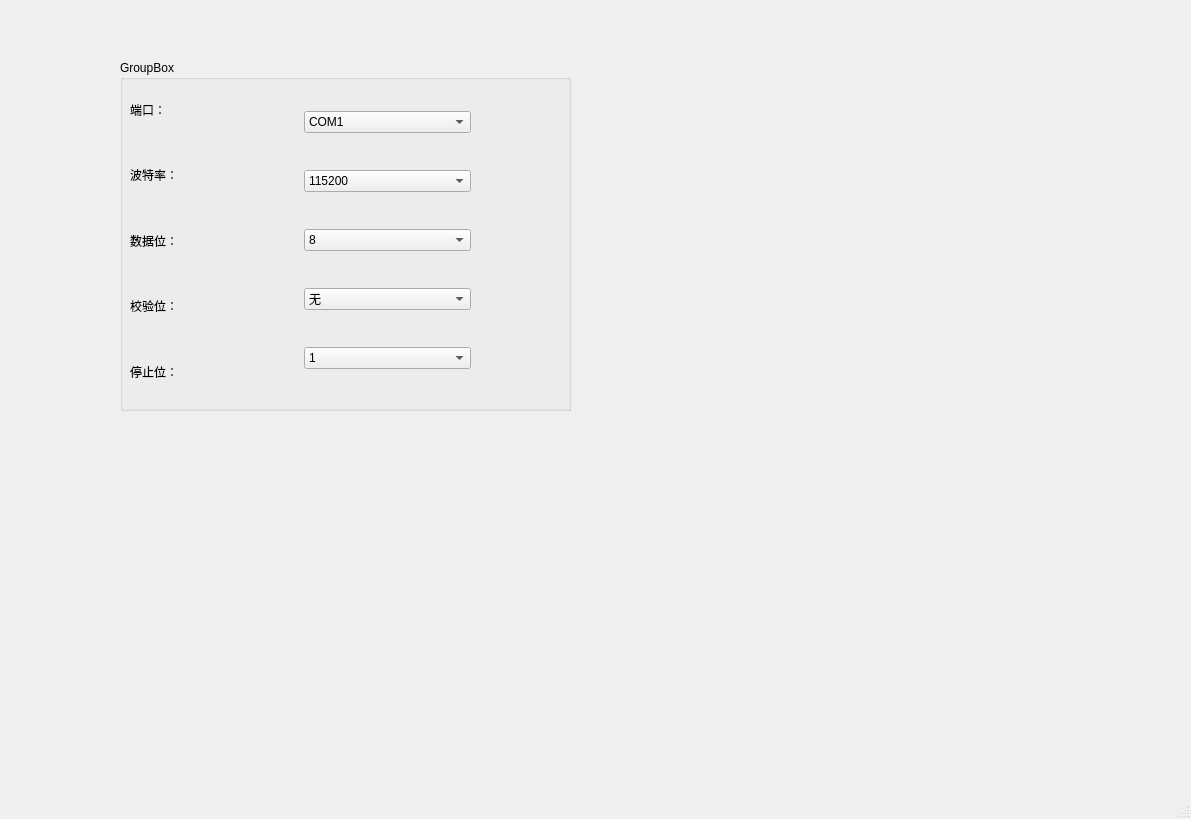
Old version of the form gui.ui in the repository TjfCCC123/ComMonitor.
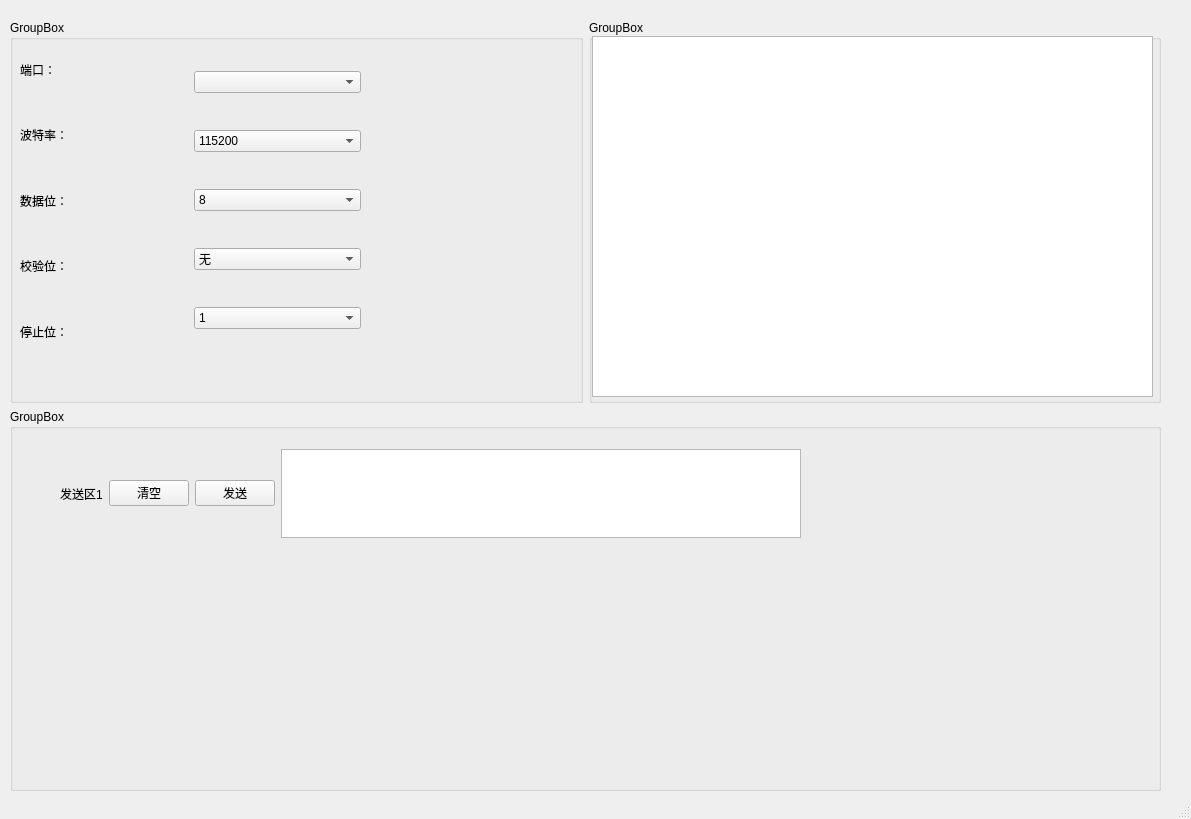
New version of the form.

```diff
--- a/gui.ui
+++ b/gui.ui
@@ -14,14 +14,22 @@
    <string>ComMonitor</string>
   </property>
   <widget class="QWidget" name="centralwidget">
+   <widget class="QWidget" name="layoutWidget">
+    <property name="geometry">
+     <rect>
+      <x>10</x>
+      <y>20</y>
+      <width>1151</width>
+      <height>771</height>
+     </rect>
+    </property>
+    <layout class="QVBoxLayout" name="verticalLayout">
+     <item>
+      <layout class="QHBoxLayout" name="horizontalLayout_3">
+       <item>
    <widget class="QGroupBox" name="groupBox">
-    <property name="geometry">
-     <rect>
-      <x>120</x>
-      <y>60</y>
-      <width>451</width>
-      <height>351</height>
-     </rect>
+         <property name="enabled">
+          <bool>true</bool>
     </property>
     <property name="title">
      <string>GroupBox</string>
@@ -78,13 +86,7 @@
       <item>
        <layout class="QVBoxLayout" name="verticalLayout_3">
         <item>
-         <widget class="QComboBox" name="comboBox">
-          <item>
-           <property name="text">
-            <string>COM1</string>
-           </property>
-          </item>
-         </widget>
+              <widget class="QComboBox" name="comboBox"/>
         </item>
         <item>
          <widget class="QComboBox" name="comboBox_2">
@@ -126,6 +128,71 @@
       </item>
      </layout>
     </widget>
+        </widget>
+       </item>
+       <item>
+        <widget class="QGroupBox" name="groupBox_3">
+         <property name="title">
+          <string>GroupBox</string>
+         </property>
+         <widget class="QTextEdit" name="textEdit_2">
+          <property name="geometry">
+           <rect>
+            <x>3</x>
+            <y>16</y>
+            <width>561</width>
+            <height>361</height>
+           </rect>
+          </property>
+         </widget>
+        </widget>
+       </item>
+      </layout>
+     </item>
+     <item>
+      <widget class="QGroupBox" name="groupBox_2">
+       <property name="title">
+        <string>GroupBox</string>
+       </property>
+       <widget class="QWidget" name="horizontalLayoutWidget_2">
+        <property name="geometry">
+         <rect>
+          <x>50</x>
+          <y>40</y>
+          <width>741</width>
+          <height>89</height>
+         </rect>
+        </property>
+        <layout class="QHBoxLayout" name="horizontalLayout">
+         <item>
+          <widget class="QLabel" name="label_7">
+           <property name="text">
+            <string>发送区1</string>
+           </property>
+          </widget>
+         </item>
+         <item>
+          <widget class="QPushButton" name="pushButton">
+           <property name="text">
+            <string>清空</string>
+           </property>
+          </widget>
+         </item>
+         <item>
+          <widget class="QPushButton" name="pushButton_2">
+           <property name="text">
+            <string>发送</string>
+           </property>
+          </widget>
+         </item>
+         <item>
+          <widget class="QTextEdit" name="textEdit"/>
+         </item>
+        </layout>
+       </widget>
+      </widget>
+     </item>
+    </layout>
    </widget>
   </widget>
   <widget class="QStatusBar" name="statusbar"/>
```
Lines whose indentation alone changed are shown as unchanged.
